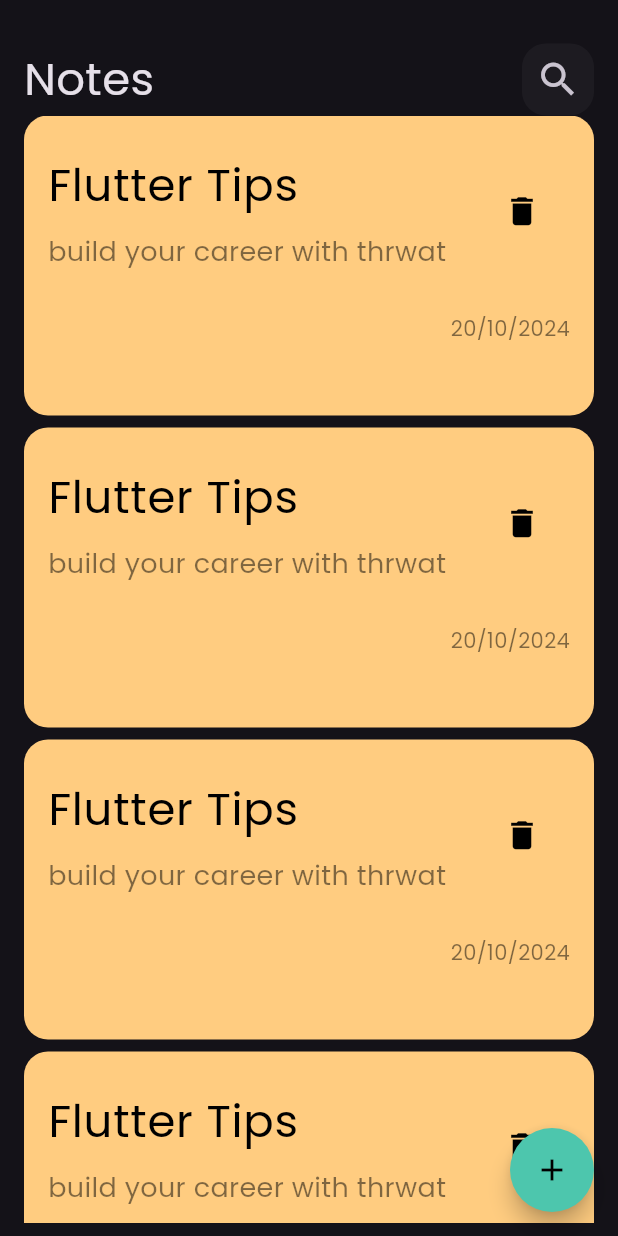
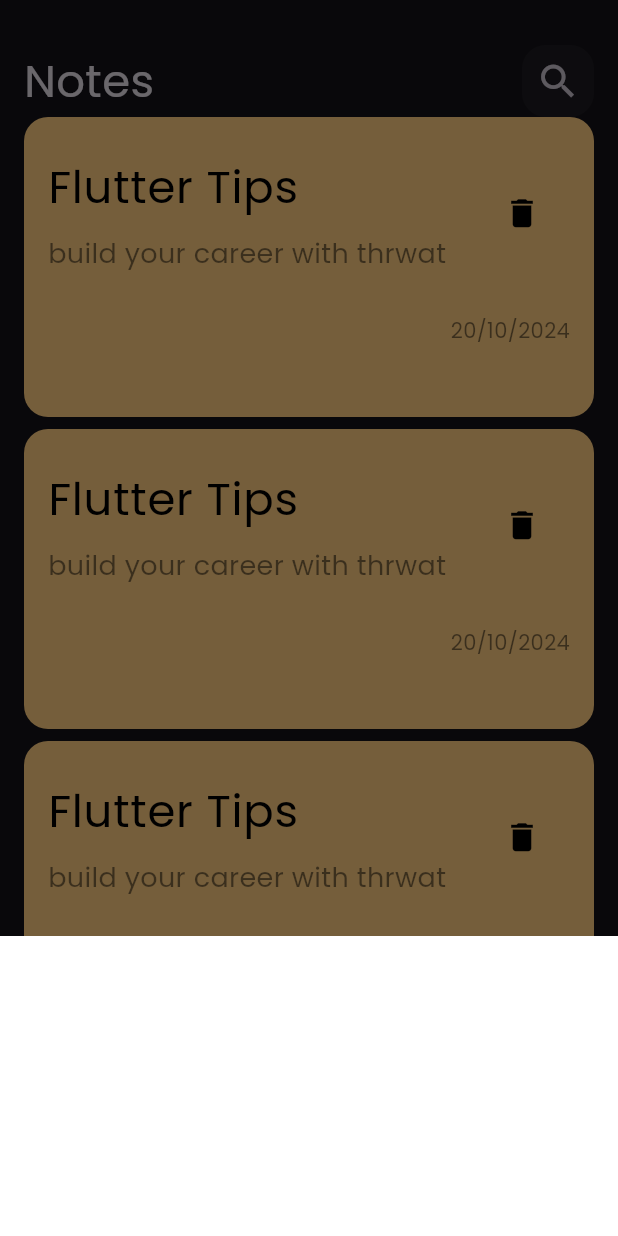
Before and after one commit to hamza-alhinawi/Note_App, a Flutter app: the screen it shows after launch, after a tap on the "add" icon, on a phone screen of 412 x 824 dp. Run offline on Flutter 3.47's test engine with Material 3 defaults, Android fonts, the phone set to English and light mode, and no system bars.

Commit message:
Create bottom sheet

```diff
--- a/lib/Views/notes_view.dart
+++ b/lib/Views/notes_view.dart
@@ -1,4 +1,5 @@
 import 'package:flutter/material.dart';
+import 'package:note_app/widgets/add_bottom_sheet.dart';
 import 'package:note_app/widgets/notes_view_body.dart';
 
 class NotesView extends StatelessWidget {
@@ -8,7 +9,14 @@ class NotesView extends StatelessWidget {
   Widget build(BuildContext context) {
     return Scaffold(
       floatingActionButton: FloatingActionButton(
-        onPressed: () {},
+        onPressed: () {
+          showModalBottomSheet(
+            context: context,
+            builder: (context) {
+              return AddNoteBottomSheet();
+            },
+          );
+        },
         shape: CircleBorder(),
         backgroundColor: Color(0xff4DC6AD),
         child: Icon(Icons.add, color: Colors.black),
--- /dev/null
+++ b/lib/widgets/add_bottom_sheet.dart
@@ -0,0 +1,10 @@
+import 'package:flutter/material.dart';
+
+class AddNoteBottomSheet extends StatelessWidget {
+  const AddNoteBottomSheet({super.key});
+
+  @override
+  Widget build(BuildContext context) {
+    return Container(height: 200, color: Colors.white);
+  }
+}
--- a/lib/widgets/notes_view_body.dart
+++ b/lib/widgets/notes_view_body.dart
@@ -9,7 +9,12 @@ class NotesViewBody extends StatelessWidget {
   Widget build(BuildContext context) {
     return Scaffold(
       body: Padding(
-        padding: const EdgeInsets.symmetric(horizontal: 16.0, vertical: 9),
+        padding: const EdgeInsets.only(
+          left: 16.0,
+          right: 16,
+          bottom: 16,
+          top: 10,
+        ),
         child: Column(children: [CustomAppBar(), CustomNoteListView()]),
       ),
     );
```
